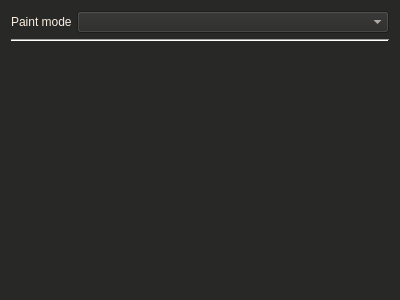
First picture: the form in src/widgets/waveform_ui.ui, repository KDE/kdenlive, before the edit.
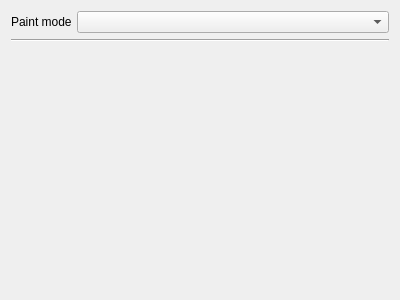
Second picture: the form after the edit.

Commit message: Abstract Scope Widget extended. * Auto-Refreshing added * More doc added Waveform .ui file * Color palette removed (is inherited from the superclass)

The edit to the form file:
```diff
--- a/src/widgets/waveform_ui.ui
+++ b/src/widgets/waveform_ui.ui
@@ -10,178 +10,6 @@
     <height>300</height>
    </rect>
   </property>
-  <property name="palette">
-   <palette>
-    <active>
-     <colorrole role="WindowText">
-      <brush brushstyle="SolidPattern">
-       <color alpha="255">
-        <red>250</red>
-        <green>238</green>
-        <blue>226</blue>
-       </color>
-      </brush>
-     </colorrole>
-     <colorrole role="Button">
-      <brush brushstyle="SolidPattern">
-       <color alpha="255">
-        <red>40</red>
-        <green>40</green>
-        <blue>39</blue>
-       </color>
-      </brush>
-     </colorrole>
-     <colorrole role="Text">
-      <brush brushstyle="SolidPattern">
-       <color alpha="255">
-        <red>250</red>
-        <green>238</green>
-        <blue>226</blue>
-       </color>
-      </brush>
-     </colorrole>
-     <colorrole role="ButtonText">
-      <brush brushstyle="SolidPattern">
-       <color alpha="255">
-        <red>250</red>
-        <green>238</green>
-        <blue>226</blue>
-       </color>
-      </brush>
-     </colorrole>
-     <colorrole role="Base">
-      <brush brushstyle="SolidPattern">
-       <color alpha="255">
-        <red>40</red>
-        <green>40</green>
-        <blue>39</blue>
-       </color>
-      </brush>
-     </colorrole>
-     <colorrole role="Window">
-      <brush brushstyle="SolidPattern">
-       <color alpha="255">
-        <red>40</red>
-        <green>40</green>
-        <blue>39</blue>
-       </color>
-      </brush>
-     </colorrole>
-    </active>
-    <inactive>
-     <colorrole role="WindowText">
-      <brush brushstyle="SolidPattern">
-       <color alpha="255">
-        <red>250</red>
-        <green>238</green>
-        <blue>226</blue>
-       </color>
-      </brush>
-     </colorrole>
-     <colorrole role="Button">
-      <brush brushstyle="SolidPattern">
-       <color alpha="255">
-        <red>40</red>
-        <green>40</green>
-        <blue>39</blue>
-       </color>
-      </brush>
-     </colorrole>
-     <colorrole role="Text">
-      <brush brushstyle="SolidPattern">
-       <color alpha="255">
-        <red>250</red>
-        <green>238</green>
-        <blue>226</blue>
-       </color>
-      </brush>
-     </colorrole>
-     <colorrole role="ButtonText">
-      <brush brushstyle="SolidPattern">
-       <color alpha="255">
-        <red>250</red>
-        <green>238</green>
-        <blue>226</blue>
-       </color>
-      </brush>
-     </colorrole>
-     <colorrole role="Base">
-      <brush brushstyle="SolidPattern">
-       <color alpha="255">
-        <red>40</red>
-        <green>40</green>
-        <blue>39</blue>
-       </color>
-      </brush>
-     </colorrole>
-     <colorrole role="Window">
-      <brush brushstyle="SolidPattern">
-       <color alpha="255">
-        <red>40</red>
-        <green>40</green>
-        <blue>39</blue>
-       </color>
-      </brush>
-     </colorrole>
-    </inactive>
-    <disabled>
-     <colorrole role="WindowText">
-      <brush brushstyle="SolidPattern">
-       <color alpha="255">
-        <red>146</red>
-        <green>145</green>
-        <blue>144</blue>
-       </color>
-      </brush>
-     </colorrole>
-     <colorrole role="Button">
-      <brush brushstyle="SolidPattern">
-       <color alpha="255">
-        <red>40</red>
-        <green>40</green>
-        <blue>39</blue>
-       </color>
-      </brush>
-     </colorrole>
-     <colorrole role="Text">
-      <brush brushstyle="SolidPattern">
-       <color alpha="255">
-        <red>165</red>
-        <green>164</green>
-        <blue>164</blue>
-       </color>
-      </brush>
-     </colorrole>
-     <colorrole role="ButtonText">
-      <brush brushstyle="SolidPattern">
-       <color alpha="255">
-        <red>151</red>
-        <green>150</green>
-        <blue>149</blue>
-       </color>
-      </brush>
-     </colorrole>
-     <colorrole role="Base">
-      <brush brushstyle="SolidPattern">
-       <color alpha="255">
-        <red>40</red>
-        <green>40</green>
-        <blue>39</blue>
-       </color>
-      </brush>
-     </colorrole>
-     <colorrole role="Window">
-      <brush brushstyle="SolidPattern">
-       <color alpha="255">
-        <red>40</red>
-        <green>40</green>
-        <blue>39</blue>
-       </color>
-      </brush>
-     </colorrole>
-    </disabled>
-   </palette>
-  </property>
   <property name="windowTitle">
    <string>Form</string>
   </property>
```
The commit also changes 7 other files.
